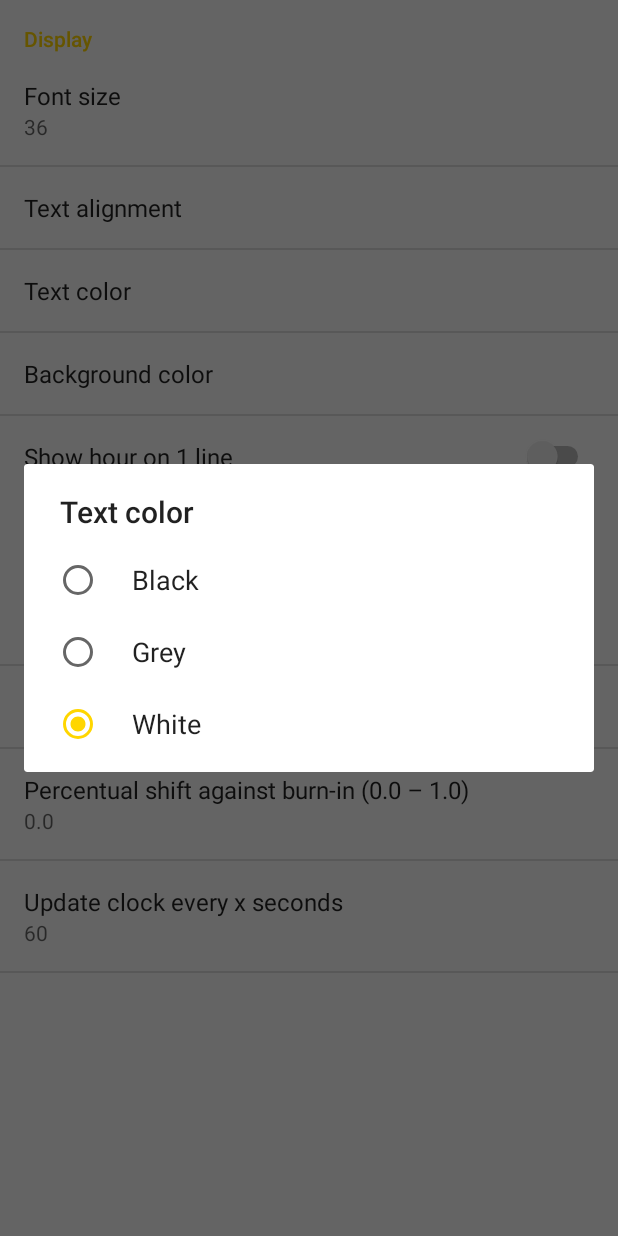
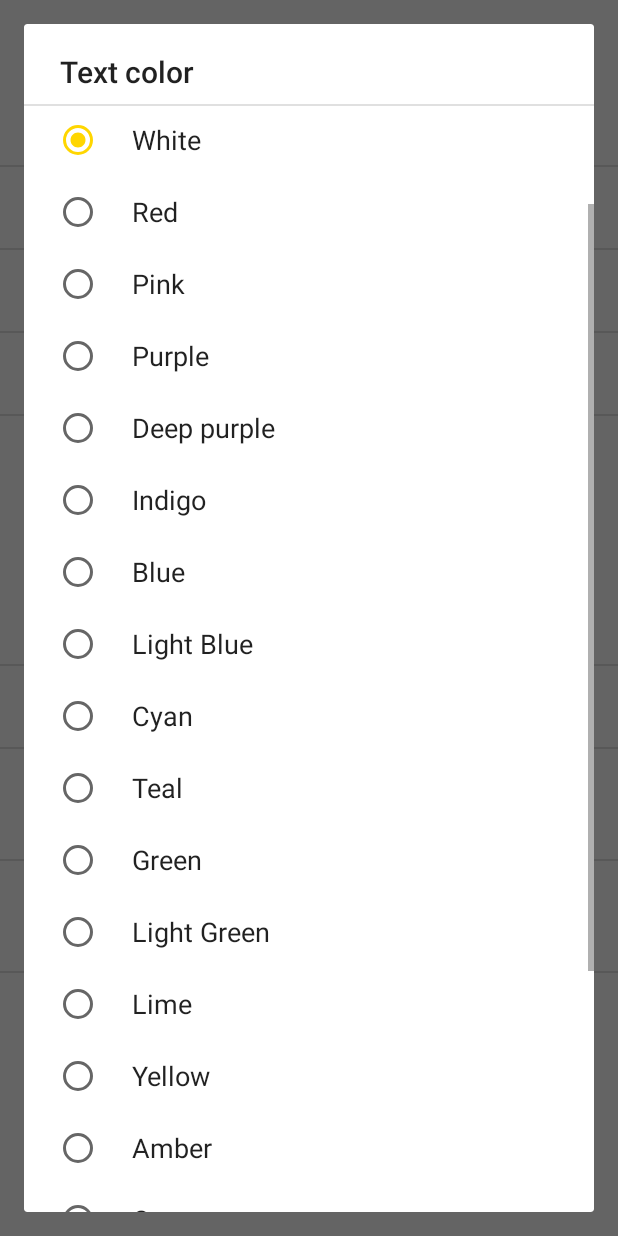
Before and after one commit to tuur29/fuzzyclock, an Android app: the DreamSettingsActivity screen opened directly, with no data from a screen before it, after a tap on "Text color", on a phone screen of 412 x 824 dp. Run offline under Robolectric (Android 15) with nearby library versions, the phone set to English and light mode, and no system bars.

Commit message:
Add more color options #2

```diff
--- a/app/src/main/res/values/arrays.xml
+++ b/app/src/main/res/values/arrays.xml
@@ -17,6 +17,25 @@
         <item>#000000</item>
         <item>#888888</item>
         <item>#cccccc</item>
+        <item>#D32F2F</item>
+        <item>#C2185B</item>
+        <item>#7B1FA2</item>
+        <item>#512DA8</item>
+        <item>#303F9F</item>
+        <item>#1976D2</item>
+        <item>#0288D1</item>
+        <item>#0097A7</item>
+        <item>#00796B</item>
+        <item>#388E3C</item>
+        <item>#689F38</item>
+        <item>#AFB42B</item>
+        <item>#FBC02D</item>
+        <item>#FFA000</item>
+        <item>#F57C00</item>
+        <item>#E64A19</item>
+        <item>#5D4037</item>
+        <item>#616161</item>
+        <item>#455A64</item>
     </string-array>
 
 </resources>
--- a/app/src/main/res/values/strings.xml
+++ b/app/src/main/res/values/strings.xml
@@ -34,6 +34,25 @@
         <item>Black</item>
         <item>Grey</item>
         <item>White</item>
+        <item>Red</item>
+        <item>Pink</item>
+        <item>Purple</item>
+        <item>Deep purple</item>
+        <item>Indigo</item>
+        <item>Blue</item>
+        <item>Light Blue</item>
+        <item>Cyan</item>
+        <item>Teal</item>
+        <item>Green</item>
+        <item>Light Green</item>
+        <item>Lime</item>
+        <item>Yellow</item>
+        <item>Amber</item>
+        <item>Orange</item>
+        <item>Deep Orange</item>
+        <item>Brown</item>
+        <item>Dark Gray</item>
+        <item>Blue Gray</item>
     </string-array>
 
 </resources>
```
Also changed, not shown: 1 other file.
